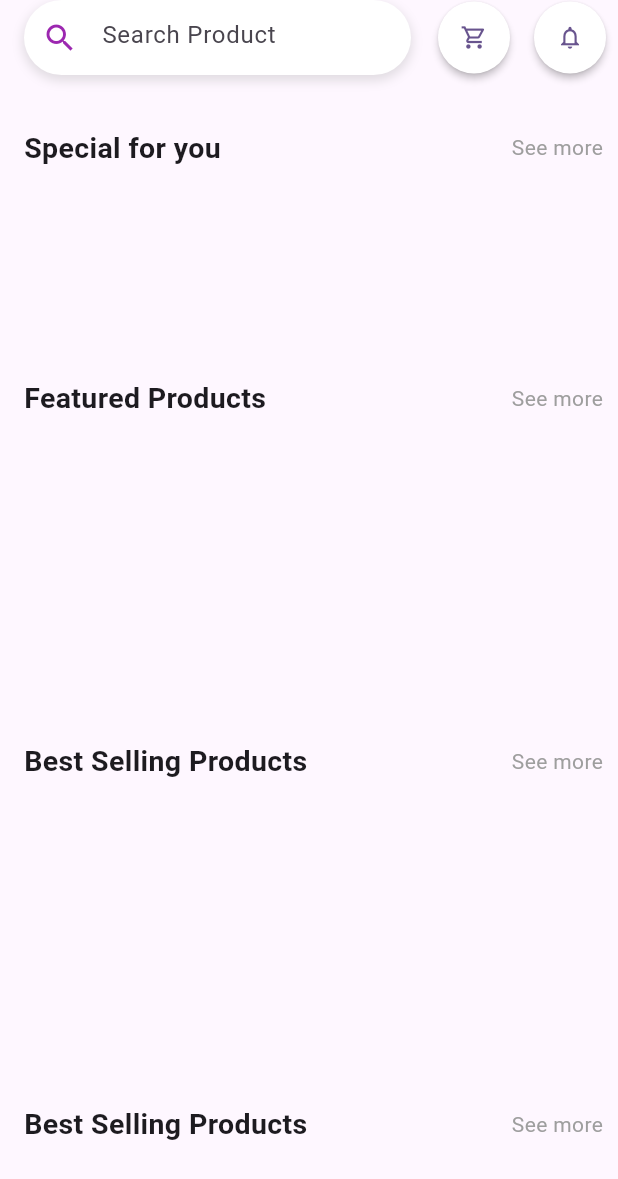
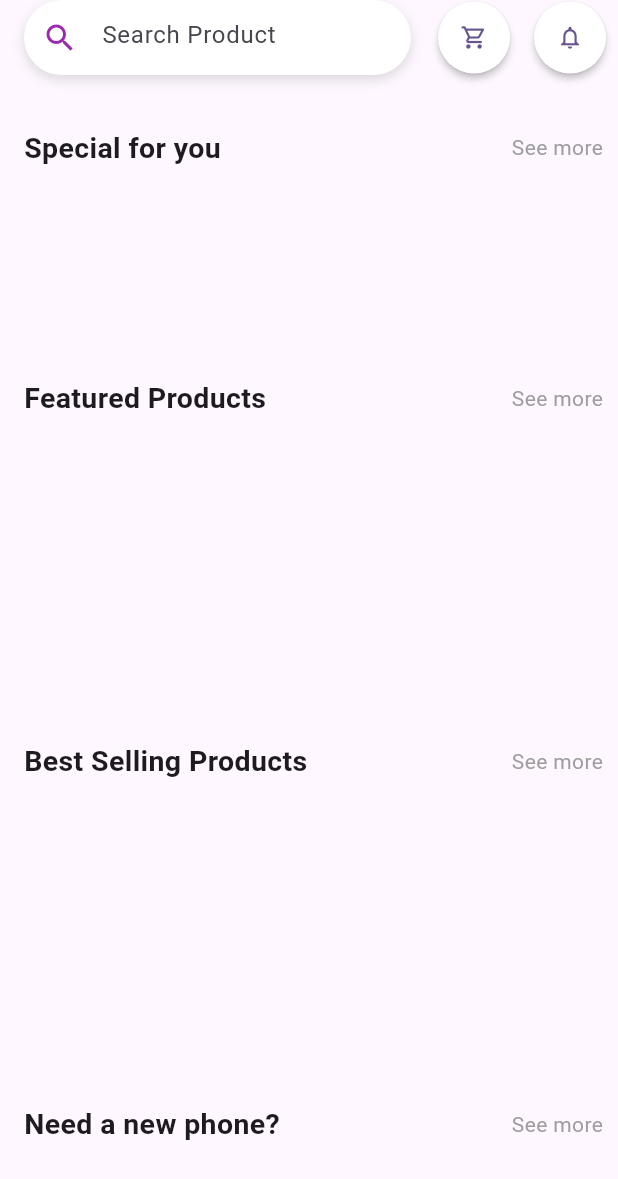
Before and after one commit to danielsleibi/ecomerece_flutter_training_app, a Flutter app: the HomePage widget shown alone on an empty page, opened directly with empty values, on a phone screen of 412 x 824 dp. Shown: the top 1179 px of the screen. Run offline on Flutter 3.47's test engine with Material 3 defaults, Android fonts, the phone set to English and light mode, and no system bars; network calls fail.

Commit message:
Added more realistic product data, and few fixes

```diff
--- a/lib/models/cart_model.dart
+++ b/lib/models/cart_model.dart
@@ -49,6 +49,10 @@ class CartModel {
   }
 
   void removeOneLessFor(ProductModel product) {
-    _cartItemsQuantity[product] = (_cartItemsQuantity[product] ?? 0) - 1;
+    int current = _cartItemsQuantity[product] ?? 0;
+    if(current - 1 < 1){
+      return;
+    }
+    _cartItemsQuantity[product] = current - 1;
   }
 }
--- a/lib/pages/home_page.dart
+++ b/lib/pages/home_page.dart
@@ -194,14 +194,14 @@ class _HomePageState extends State<HomePage> {
         ),
       ),
       buildCategorySection(context, widget.categoryList, 'Special for you'),
-      buildProductSection(context, productsList, 'Featured Products'),
+      buildProductSection(context, productsList.toList()..shuffle(), 'Featured Products'),
       buildProductSection(
-          context, productsList + productsList, 'Best Selling Products'),
-      buildProductSection(context, productsList, 'Best Selling Products'),
-      buildProductSection(context, productsList, 'Best Selling Products'),
-      buildProductSection(context, productsList + productsList + productsList,
-          'Best Selling Products'),
-      buildProductSection(context, productsList, 'Best Selling Products'),
+          context, productsList.where((element) => element.name == 'Yummy Burger' || element.name == 'Nike Shoes' || element.name == 'Coco Chanel').toList(), 'Best Selling Products'),
+      buildProductSection(context, productsList.where((element) => element.name == 'IPhone 15 Pro Max' || element.name == 'Samsung Galaxy S23 Ultra').toList(), 'Need a new phone?'),
+      buildProductSection(context, productsList.where((element) => element.name == 'Dove Body Care' || element.name == 'Coco Chanel').toList(), 'Beauty'),
+      buildProductSection(context, productsList.where((element) => element.name == 'MacBook Pro').toList(),
+          'Best Laptops'),
+      buildProductSection(context, productsList, 'All Products'),
     ]));
   }
 }
--- a/lib/widgets/product_card.dart
+++ b/lib/widgets/product_card.dart
@@ -48,7 +48,10 @@ class ProductCard extends StatelessWidget {
               child: Text(
                 name,
                 style: getNameTextStyle(),
+                overflow: TextOverflow.ellipsis,
                 textAlign: TextAlign.left,
+                softWrap: true,
+                maxLines: 2,
               )),
           SizedBox(
               height: 25,
```
Also changed, not shown: lib/pages/base_loggedin_page.dart (+28 -20 lines), lib/pages/cart_page.dart (+76 -9 lines), lib/widgets/product_card_2.dart (+25 -1 lines).
